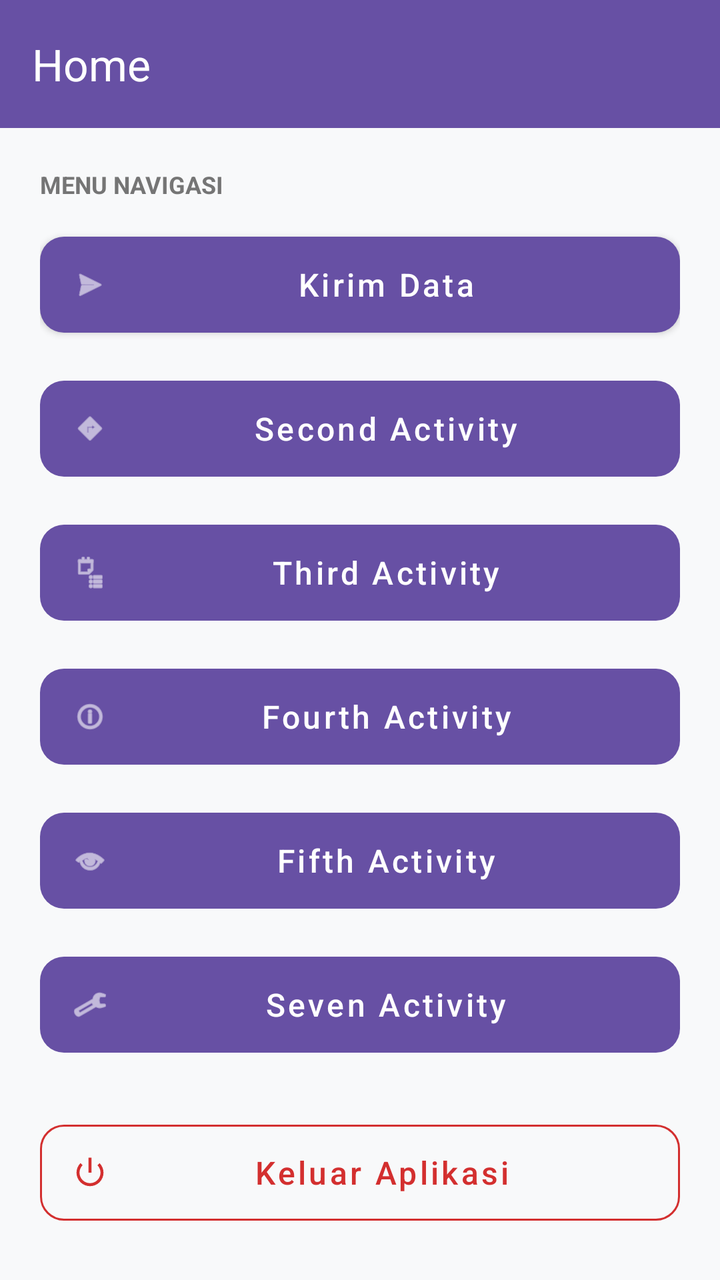
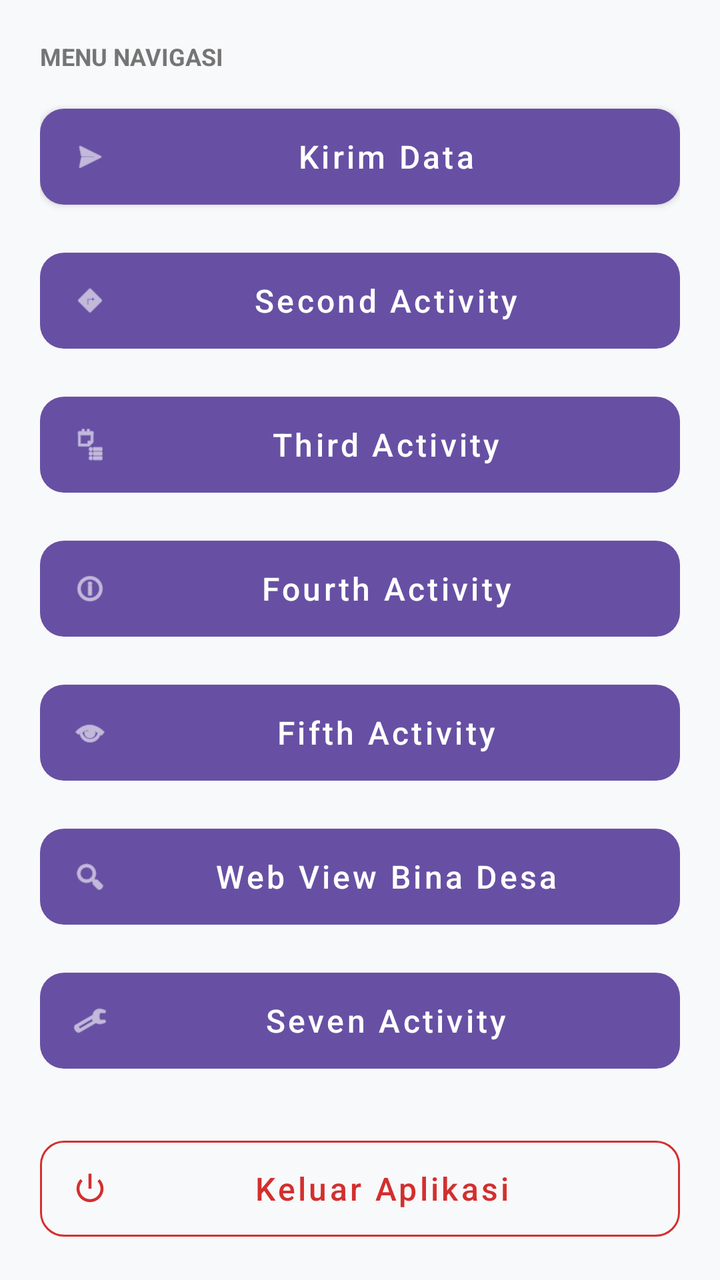

Compare the two renders of this Android layout. The source of the first and the diff that turns it into the second are given below.
<!-- AndroidManifest.xml: application theme Theme.IdoApps -->
<!-- res/layout/fragment_home.xml -->
<?xml version="1.0" encoding="utf-8"?>
<androidx.constraintlayout.widget.ConstraintLayout xmlns:android="http://schemas.android.com/apk/res/android"
    xmlns:app="http://schemas.android.com/apk/res-auto"
    xmlns:tools="http://schemas.android.com/tools"
    android:layout_width="match_parent"
    android:layout_height="match_parent"
    android:background="#F8F9FA"
    tools:context=".Home.HomeFragment">

    <androidx.appcompat.widget.Toolbar
        android:id="@+id/toolbar"
        android:layout_width="match_parent"
        android:layout_height="?attr/actionBarSize"
        android:background="?attr/colorPrimary"
        android:elevation="4dp"
        app:layout_constraintTop_toTopOf="parent"
        app:title="Home"
        app:titleTextColor="@android:color/white" />

    <androidx.core.widget.NestedScrollView
        android:layout_width="match_parent"
        android:layout_height="0dp"
        app:layout_constraintBottom_toBottomOf="parent"
        app:layout_constraintTop_toBottomOf="@id/toolbar">

        <LinearLayout
            android:layout_width="match_parent"
            android:layout_height="wrap_content"
            android:orientation="vertical"
            android:padding="20dp">

            
            <TextView
                android:layout_width="wrap_content"
                android:layout_height="wrap_content"
                android:layout_marginBottom="12dp"
                android:text="Menu Navigasi"
                android:textAllCaps="true"
                android:textColor="#757575"
                android:textSize="12sp"
                android:textStyle="bold" />

            <com.google.android.material.button.MaterialButton
                android:id="@+id/button"
                style="@style/Widget.MaterialComponents.Button"
                android:layout_width="match_parent"
                android:layout_height="60dp"
                android:layout_marginBottom="12dp"
                android:text="Kirim Data"
                android:textAllCaps="false"
                android:textSize="16sp"
                app:cornerRadius="12dp"
                app:icon="@android:drawable/ic_menu_send" />

            <com.google.android.material.button.MaterialButton
                android:id="@+id/btnToSecond"
                style="@style/Widget.MaterialComponents.Button.UnelevatedButton"
                android:layout_width="match_parent"
                android:layout_height="60dp"
                android:layout_marginBottom="12dp"
                android:text="Second Activity"
                android:textAllCaps="false"
                android:textSize="16sp"
                app:cornerRadius="12dp"
                app:icon="@android:drawable/ic_menu_directions" />

            <com.google.android.material.button.MaterialButton
                android:id="@+id/btnToThird"
                style="@style/Widget.MaterialComponents.Button.UnelevatedButton"
                android:layout_width="match_parent"
                android:layout_height="60dp"
                android:layout_marginBottom="12dp"
                android:text="Third Activity"
                android:textAllCaps="false"
                android:textSize="16sp"
                app:cornerRadius="12dp"
                app:icon="@android:drawable/ic_menu_agenda" />

            <com.google.android.material.button.MaterialButton
                android:id="@+id/btnToFourth"
                style="@style/Widget.MaterialComponents.Button.UnelevatedButton"
                android:layout_width="match_parent"
                android:layout_height="60dp"
                android:layout_marginBottom="12dp"
                android:text="Fourth Activity"
                android:textAllCaps="false"
                android:textSize="16sp"
                app:cornerRadius="12dp"
                app:icon="@android:drawable/ic_menu_info_details" />

            <com.google.android.material.button.MaterialButton
                android:id="@+id/btnToFifth"
                style="@style/Widget.MaterialComponents.Button.UnelevatedButton"
                android:layout_width="match_parent"
                android:layout_height="60dp"
                android:layout_marginBottom="12dp"
                android:text="Fifth Activity"
                android:textAllCaps="false"
                android:textSize="16sp"
                app:cornerRadius="12dp"
                app:icon="@android:drawable/ic_menu_view" />

            <com.google.android.material.button.MaterialButton
                android:id="@+id/btnToSeven"
                style="@style/Widget.MaterialComponents.Button.UnelevatedButton"
                android:layout_width="match_parent"
                android:layout_height="60dp"
                android:layout_marginBottom="24dp"
                android:text="Seven Activity"
                android:textAllCaps="false"
                android:textSize="16sp"
                app:cornerRadius="12dp"
                app:icon="@android:drawable/ic_menu_manage" />

            
            <com.google.android.material.button.MaterialButton
                android:id="@+id/btnLogout"
                style="@style/Widget.MaterialComponents.Button.OutlinedButton"
                android:layout_width="match_parent"
                android:layout_height="60dp"
                android:text="Keluar Aplikasi"
                android:textAllCaps="false"
                android:textColor="#D32F2F"
                android:textSize="16sp"
                app:cornerRadius="12dp"
                app:icon="@android:drawable/ic_lock_power_off"
                app:iconTint="#D32F2F"
                app:strokeColor="#D32F2F" />

        </LinearLayout>
    </androidx.core.widget.NestedScrollView>

</androidx.constraintlayout.widget.ConstraintLayout>
<!-- resources referenced by this layout -->
<resources>
  <style name="Theme.IdoApps" parent="Base.Theme.IdoApps" />
  <style name="Base.Theme.IdoApps" parent="Theme.Material3.DayNight.NoActionBar">
          
          
      </style>
</resources>

<!-- the commit's change to res/layout/fragment_home.xml (unified diff, before → after) -->
@@ -7,21 +7,12 @@
     android:background="#F8F9FA"
     tools:context=".Home.HomeFragment">
 
-    <androidx.appcompat.widget.Toolbar
-        android:id="@+id/toolbar"
-        android:layout_width="match_parent"
-        android:layout_height="?attr/actionBarSize"
-        android:background="?attr/colorPrimary"
-        android:elevation="4dp"
-        app:layout_constraintTop_toTopOf="parent"
-        app:title="Home"
-        app:titleTextColor="@android:color/white" />
 
     <androidx.core.widget.NestedScrollView
         android:layout_width="match_parent"
         android:layout_height="0dp"
         app:layout_constraintBottom_toBottomOf="parent"
-        app:layout_constraintTop_toBottomOf="@id/toolbar">
+        app:layout_constraintTop_toTopOf="parent">
 
         <LinearLayout
             android:layout_width="match_parent"
@@ -101,6 +92,18 @@
                 app:icon="@android:drawable/ic_menu_view" />
 
             <com.google.android.material.button.MaterialButton
+                android:id="@+id/btnWebView"
+                style="@style/Widget.MaterialComponents.Button.UnelevatedButton"
+                android:layout_width="match_parent"
+                android:layout_height="60dp"
+                android:layout_marginBottom="12dp"
+                android:text="Web View Bina Desa"
+                android:textAllCaps="false"
+                android:textSize="16sp"
+                app:cornerRadius="12dp"
+                app:icon="@android:drawable/ic_menu_search" />
+
+            <com.google.android.material.button.MaterialButton
                 android:id="@+id/btnToSeven"
                 style="@style/Widget.MaterialComponents.Button.UnelevatedButton"
                 android:layout_width="match_parent"
